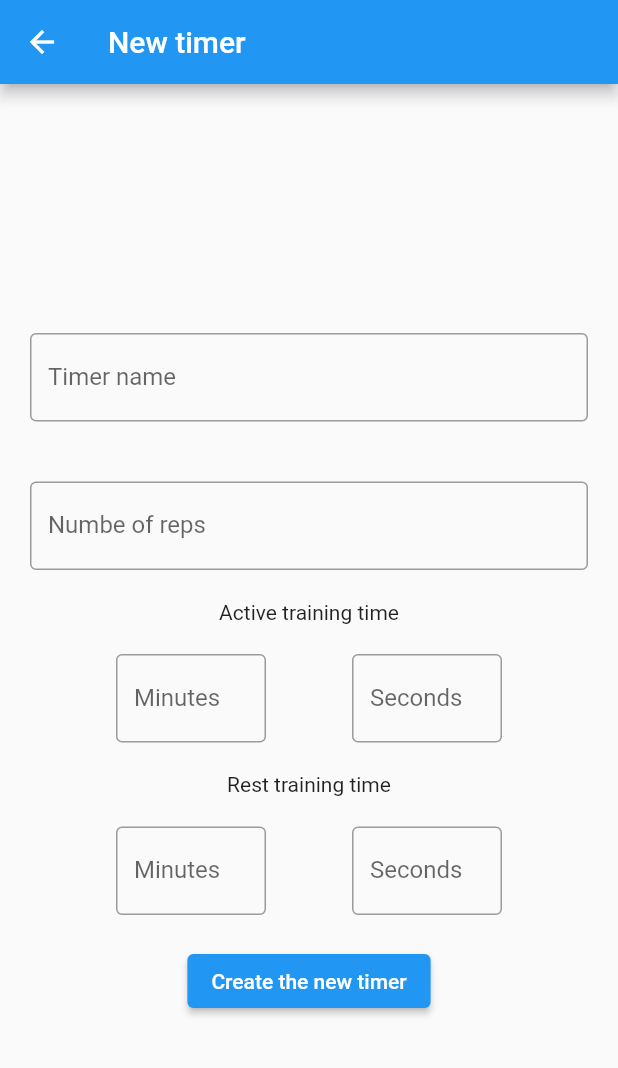
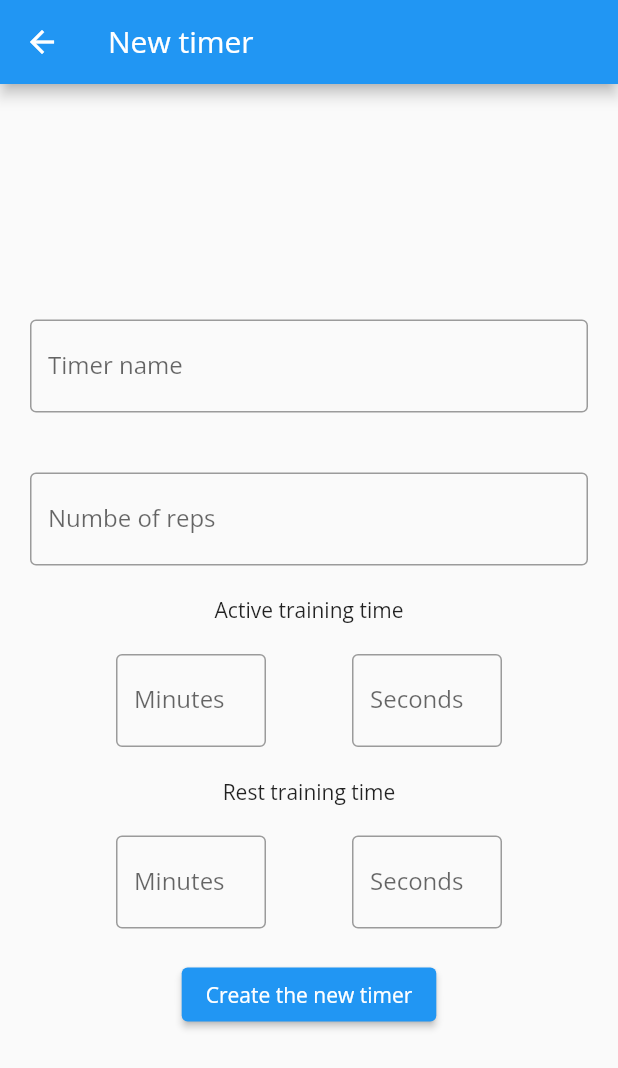
Before and after one commit to louisalr/flutter-intervaltimer, a Flutter app: the screen it shows after launch, after a tap on "Add a new timer", on a phone screen of 412 x 824 dp. Shown: the top 1068 px of the screen. Run offline on Flutter 3.47's test engine with Material 2 defaults, Android fonts, the phone set to English and light mode, and no system bars.

Commit message:
Feature : OpenSans font and remove not useful code

```diff
--- a/lib/main.dart
+++ b/lib/main.dart
@@ -33,6 +33,7 @@ class _MyAppState extends State<MyApp> {
       title: 'Flutter Demo',
       theme: ThemeData(
         primarySwatch: Colors.blue,
+        fontFamily: 'OpenSans'
       ),
       initialRoute: '/',
       routes: {
--- a/lib/widgets/latest_timer_item.dart
+++ b/lib/widgets/latest_timer_item.dart
@@ -19,7 +19,11 @@ class LatestTimerItem extends StatelessWidget {
 
   String durationToString(Duration duration) {
     var seconds = (duration.inMilliseconds % (60 * 1000)) / 1000;
-    return '${duration.inMinutes}m${seconds.toStringAsFixed(2)}s';
+    print(seconds.toStringAsFixed(2));
+    if(seconds.toStringAsFixed(2) == "0.00"){
+      return '${duration.inMinutes} minutes';
+    }
+    return '${duration.inMinutes} m ${seconds.toStringAsFixed(2)}s';
   }
 
   @override
@@ -30,24 +34,13 @@ class LatestTimerItem extends StatelessWidget {
         mainAxisAlignment: MainAxisAlignment.center,
         crossAxisAlignment: CrossAxisAlignment.center,
         children: [
-          Row(
-            mainAxisAlignment: MainAxisAlignment.center,
-            children: [
-              Text(durationToString(activeTime)),
-            ],
+          Padding(
+              padding: const EdgeInsets.all(20),
+              child: Text(name, style: const TextStyle(fontSize: 30),)
           ),
-          Row(
-            mainAxisAlignment: MainAxisAlignment.center,
-            children: [
-              Text(durationToString(restTime)),
-            ],
-          ),
-          Row(
-            mainAxisAlignment: MainAxisAlignment.center,
-            children: [
-              Text(numberReps.toString()),
-            ],
-          ),
+          Text('Active time : ${durationToString(activeTime)}'),
+          Text('Rest : ${durationToString(restTime)}'),
+          Text('Reps : ${numberReps.toString()}'),
           const Padding(padding: EdgeInsets.only(top: 20)),
           ElevatedButton(
             onPressed: () {
```
Also changed, not shown: pubspec.yaml (+6 -6 lines), assets/fonts/OpenSans-Bold.ttf (added), assets/fonts/OpenSans-Light.ttf (added), assets/fonts/OpenSans-Medium.ttf (added), assets/fonts/OpenSans-Regular.ttf (added), assets/fonts/OpenSans-SemiBold.ttf (added).
